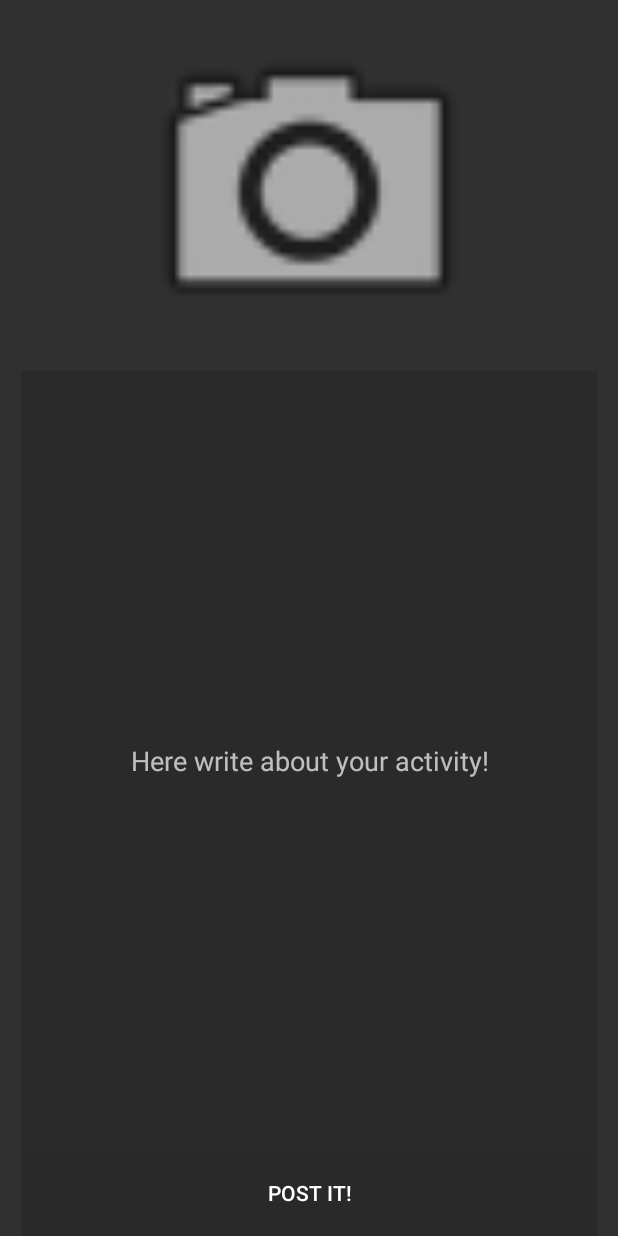
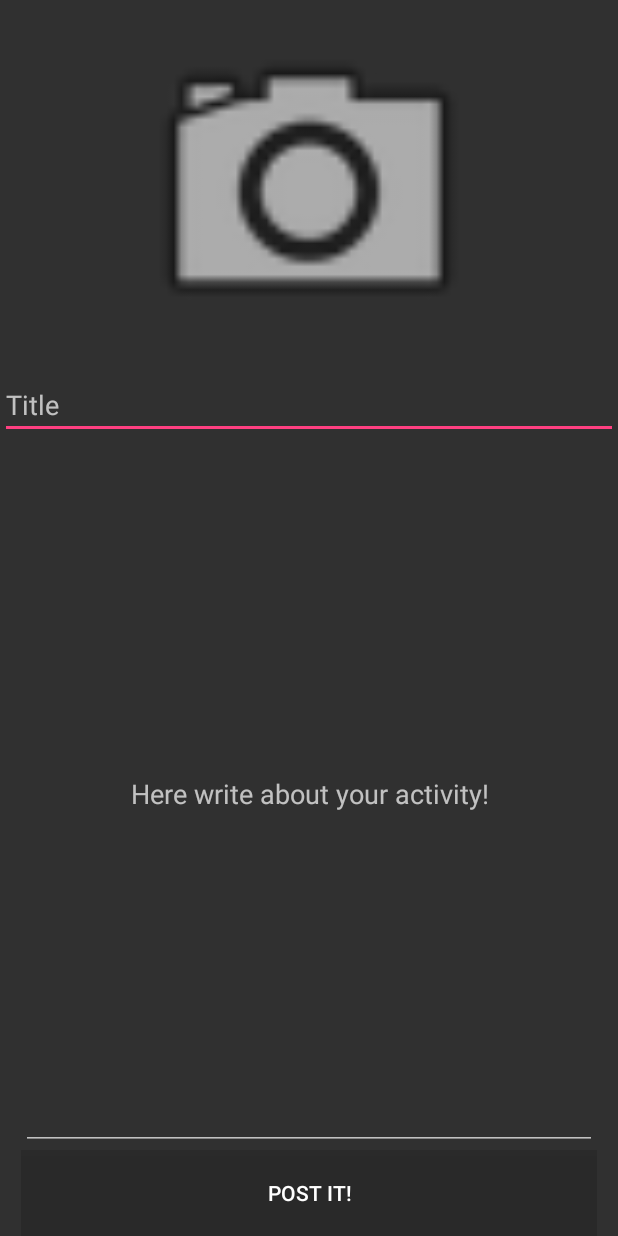
Before and after one commit to ZlyCzerw/meuwealfa, an Android app: the MeuweActivity screen opened directly, with no data from a screen before it, on a phone screen of 412 x 824 dp. Run offline under Robolectric (Android 15) with nearby library versions, the phone set to English and light mode, and no system bars; our stand-ins replace Firebase (no records; nobody signed in at launch, a user with empty details on screens opened directly).

Commit message:
Poprawiono wygląd Display Meuwe Activity

```diff
--- a/app/src/main/java/eu/meuwe/app/meuwealfa/MapsActivity.java
+++ b/app/src/main/java/eu/meuwe/app/meuwealfa/MapsActivity.java
@@ -276,7 +276,7 @@ public class MapsActivity extends FragmentActivity
             public void onSuccess(QuerySnapshot queryDocumentSnapshots) {
                 localPosts = queryDocumentSnapshots.toObjects(Post.class);
                 //put a marker for each local post in range
-                BitmapDescriptor markerIcon = BitmapDescriptorFactory.fromResource(R.drawable.meuwemarkericon);
+                clusterManager.clearItems();
                 for(Post onePost:localPosts)
                 {
                     LatLng markerPosition = new LatLng(onePost.getLatitude(), onePost.getLongitude());
--- a/app/src/main/java/eu/meuwe/app/meuwealfa/MeuweActivity.java
+++ b/app/src/main/java/eu/meuwe/app/meuwealfa/MeuweActivity.java
@@ -39,14 +39,9 @@ import java.util.UUID;
 
 public class MeuweActivity extends AppCompatActivity {
 
-    public static final String EXTRA_MESSAGE = "eu.meuwe.app.meuwealfa";
-
-    String Uid;
-    Bitmap bitmap;
-    Bitmap rotateBitmap;
     private Button mPostIt;
     private ImageView mImageTaken;
-    private EditText mEnterText;
+    private EditText mEnterText,mTitle;
     private double Latitude,Longitude;
 
     private FirebaseAuth mFirebaseAuth;
@@ -56,25 +51,6 @@ public class MeuweActivity extends AppCompatActivity {
     //request codes
     private final int REQUEST_IMAGE_CAPTURE = 101;
     private final int PERMISSION_CAMERA =102;
-
-  /* @Override
-    protected void onCreate(Bundle savedInstanceState) {
-        super.onCreate(savedInstanceState);
-        setContentView(R.layout.activity_meuwe);
-
-
-        try {
-            bitmap = BitmapFactory.decodeStream(getApplication().openFileInput("capture"));
-        } catch (FileNotFoundException e) {
-            e.printStackTrace();
-            finish();
-            return;
-        }
-
-        ImageView mImage = findViewById(R.id.imageTaken);
-        mImage.setImageBitmap(bitmap);
-        Uid=FirebaseAuth.getInstance().getCurrentUser().getUid();
-    }*/
 
     @Override
     protected void onCreate(Bundle savedInstanceState) {
@@ -92,6 +68,7 @@ public class MeuweActivity extends AppCompatActivity {
         mPostIt =  findViewById(R.id.post);
         mEnterText = findViewById(R.id.nameText);
         mImageTaken = findViewById(R.id.imageTaken);
+        mTitle = findViewById(R.id.title);
 
         //Get extras from previous activity
         Intent intent = getIntent();
@@ -101,26 +78,13 @@ public class MeuweActivity extends AppCompatActivity {
     }
 
 
-
-
-
-
     /**
      * Called when the user taps the Send button
      */
     public void sendMessage(View view) {
 
-        /*Intent intent = new Intent(this, DisplayMeuweActivity.class);
-        EditText editText = (EditText) findViewById(R.id.editText);
-        String message = editText.getText().toString();
-        intent.putExtra(EXTRA_MESSAGE, message);
-        startActivity(intent);*/
+        //Add all the data to firestore
 
-
-        //Add all the data to firestore
-        //Get current date
-        SimpleDateFormat simpleDateFormat;
-        simpleDateFormat = new SimpleDateFormat("yy/MM/dd;HH:mm:ss");
         //Upload img to firebase storage
         StorageReference mStorageReference = mFirebaseStorage.getReference();
         final UUID EventUUID = UUID.randomUUID(); // generate unique ID for image
@@ -145,7 +109,8 @@ public class MeuweActivity extends AppCompatActivity {
                 Latitude,
                 Longitude,
                 mEnterText.getText().toString(),
-                mStorageReference.child(ImageName).getPath());
+                mStorageReference.child(ImageName).getPath(),
+                mTitle.getText().toString());
 
         //Create document
         mFirestore.collection("posts")
--- a/app/src/main/res/layout/activity_meuwe.xml
+++ b/app/src/main/res/layout/activity_meuwe.xml
@@ -35,22 +35,28 @@
         app:layout_constraintTop_toBottomOf="@+id/nameText" />
 
     <EditText
+        android:id="@+id/title"
+        android:layout_width="0dp"
+        android:layout_height="wrap_content"
+        android:hint="@string/TitleText"
+        android:maxLength="15"
+        android:singleLine="true"
+        android:textAlignment="viewStart"
+        app:layout_constraintLeft_toLeftOf="parent"
+        app:layout_constraintRight_toRightOf="parent"
+        app:layout_constraintTop_toBottomOf="@+id/imageTaken" />
+
+    <EditText
         android:id="@+id/nameText"
-        style="@style/Widget.AppCompat.EditText"
         android:layout_width="384dp"
         android:layout_height="0dp"
-        android:background="@color/common_google_signin_btn_text_dark_disabled"
-        android:ems="10"
-        android:fontFamily="sans-serif"
         android:hint="@string/Enter_text_box"
-        android:inputType="textMultiLine"
+        android:inputType="textLongMessage"
         android:textAlignment="center"
-        android:textColor="@android:color/background_light"
-        android:visibility="visible"
         app:layout_constraintBottom_toTopOf="@+id/post"
         app:layout_constraintEnd_toEndOf="parent"
         app:layout_constraintStart_toStartOf="parent"
-        app:layout_constraintTop_toBottomOf="@+id/imageTaken" />
+        app:layout_constraintTop_toBottomOf="@+id/title" />
 
     <android.support.constraint.Guideline
         android:id="@+id/guidelineHorizontal"
--- a/app/src/main/res/layout/meuwe_header.xml
+++ b/app/src/main/res/layout/meuwe_header.xml
@@ -10,9 +10,11 @@
         android:id="@+id/image_message_profile"
         android:layout_width="match_parent"
         android:layout_height="wrap_content"
+        android:adjustViewBounds="true"
         android:contentDescription="@string/EventImageDesc"
         android:cropToPadding="false"
         android:scaleType="fitCenter"
+        app:layout_constraintTop_toTopOf="parent"
         app:srcCompat="@android:drawable/ic_menu_camera" />
 
     <TextView
@@ -31,6 +33,8 @@
         android:layout_height="0dp"
         app:layout_constraintBottom_toBottomOf="@+id/number_of_views"
         app:layout_constraintTop_toTopOf="@id/number_of_views"
+        app:layout_constraintLeft_toLeftOf="parent"
+        app:layout_constraintRight_toRightOf="parent"
         app:srcCompat="@color/colorPrimary" />
 
     <TextView
--- a/app/src/main/res/values/strings.xml
+++ b/app/src/main/res/values/strings.xml
@@ -134,5 +134,7 @@
     <string name="UserSuccesfullyAddedToast">User successfully added!</string>
     <string name="numberOfViews">%d views</string>
     <string name="numberOfResponses">%d responses</string>
+    <string name="TitleText">Title</string>
+    <string name="postbitmapCache">postbitmapCache.png</string>
     <item name="PasswordsDontMatchError" type="id">Passwords don't match!</item>
 </resources>
```
Also changed, not shown: app/src/main/java/eu/meuwe/app/meuwealfa/DisplayMeuweActivity.java (+39 -14 lines), app/src/main/java/eu/meuwe/app/meuwealfa/MessageAdapter.java (+10 -15 lines), 241 other files.
